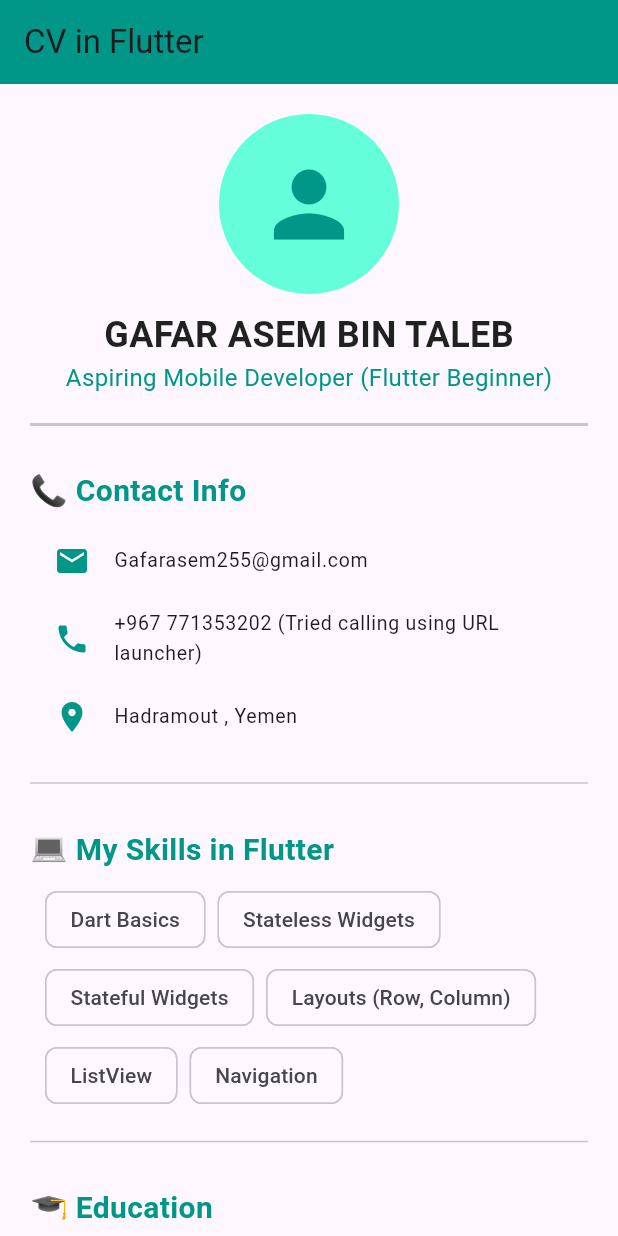
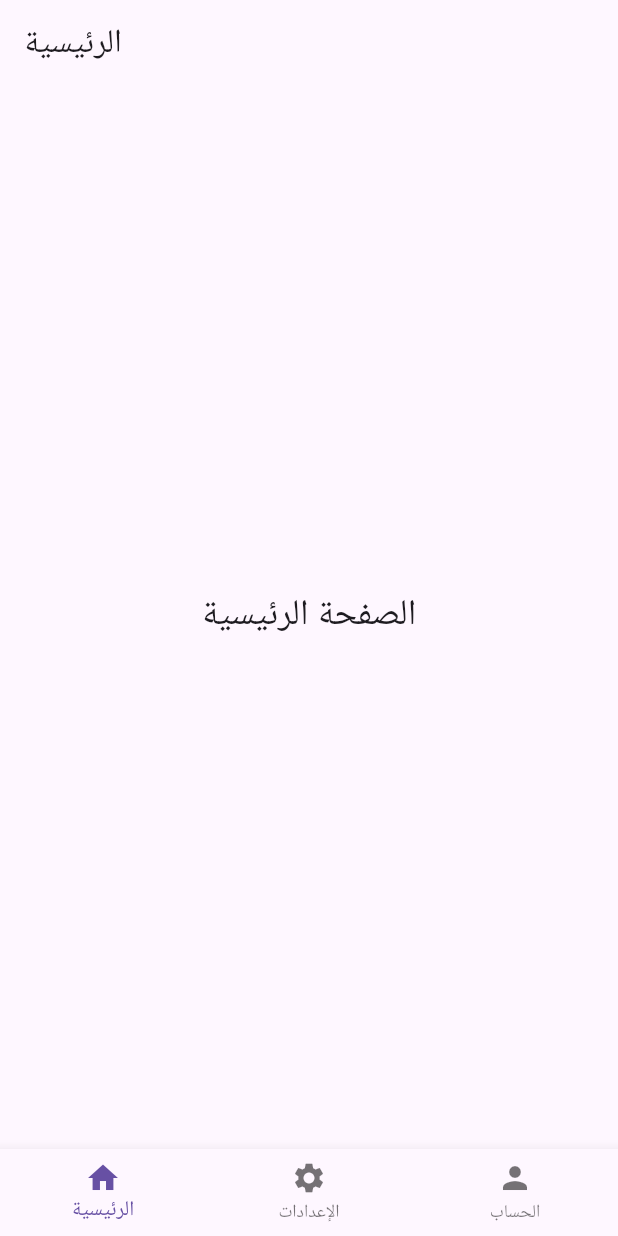
Before and after one commit to GafarAsem/Tasks-Flutter, a Flutter app: the screen it shows after launch, on a phone screen of 412 x 824 dp. Run offline on Flutter 3.47's test engine with Material 3 defaults, Android fonts, the light colour scheme and no system bars.

Commit message:
bottom navigation

```diff
--- /dev/null
+++ b/lib/home_page.dart
@@ -0,0 +1,18 @@
+
+import 'package:flutter/material.dart';
+
+class HomePage extends StatelessWidget {
+  const HomePage({super.key});
+
+  @override
+  Widget build(BuildContext context) {
+    return Scaffold(
+      // appBar: AppBar(
+      //   title: const Text('الرئيسية'),
+      // ),
+      body: const Center(
+        child: Text('الصفحة الرئيسية', style: TextStyle(fontSize: 24)),
+      ),
+    );
+  }
+}
--- a/lib/main.dart
+++ b/lib/main.dart
@@ -1,4 +1,7 @@
 import 'package:flutter/material.dart';
+import 'home_page.dart';
+import 'settings_page.dart';
+import 'profile_page.dart';
 
 void main() {
   runApp(const MyApp());
@@ -10,140 +13,72 @@ class MyApp extends StatelessWidget {
   @override
   Widget build(BuildContext context) {
     return MaterialApp(
-      debugShowCheckedModeBanner: false,
-      title: 'CV Gafar ',
-      theme: ThemeData(primarySwatch: Colors.teal, useMaterial3: true),
-      home: const HomeScreen(),
+      title: 'Bottom Navigation Bar',
+      theme: ThemeData(
+        primarySwatch: Colors.blue,
+      ),
+      home: const MainScreen(),
     );
   }
 }
 
-class HomeScreen extends StatelessWidget {
-  const HomeScreen({super.key});
+class MainScreen extends StatefulWidget {
+  const MainScreen({super.key});
+
+  @override
+  State<MainScreen> createState() => _MainScreenState();
+}
+
+class _MainScreenState extends State<MainScreen> {
+  int _currentIndex = 0;
+  final List<Widget> _pages = [
+    const HomePage(),
+    const SettingsPage(),
+    const ProfilePage(),
+  ];
+  String getTitle(int index) {
+    switch (index) {
+      case 0:
+        return 'الرئيسية';
+      case 1:
+        return 'الإعدادات';
+      case 2:
+        return 'الحساب';
+      default:
+        return '';
+    }
+  }
 
   @override
   Widget build(BuildContext context) {
     return Scaffold(
-      appBar: AppBar(
-        title: const Text('CV in Flutter'),
-        backgroundColor: Colors.teal,
-        elevation: 0,
+      appBar: AppBar(title : Text(getTitle(_currentIndex))),
+      body: IndexedStack(
+        index: _currentIndex,
+        children: _pages,
       ),
-      body: ListView(
-        padding: const EdgeInsets.all(20.0),
-        children: <Widget>[
-          // Profile Picture and Name Section
-          const Center(
-            child: Column(
-              children: <Widget>[
-                CircleAvatar(
-                  radius: 60,
-                  backgroundColor: Colors.tealAccent,
-                  // Use a placeholder icon since image asset setup is complex
-                  child: Icon(Icons.person, size: 70, color: Colors.teal),
-                ),
-                SizedBox(height: 10),
-                Text(
-                  "GAFAR ASEM BIN TALEB",
-                  style: TextStyle(
-                    fontSize: 24,
-                    fontWeight: FontWeight.bold,
-                    color: Colors.black87,
-                  ),
-                ),
-                Text(
-                  "Aspiring Mobile Developer (Flutter Beginner)",
-                  style: TextStyle(fontSize: 16, color: Colors.teal),
-                ),
-              ],
-            ),
+      bottomNavigationBar: BottomNavigationBar(
+        currentIndex: _currentIndex,
+        onTap: (index) {
+          setState(() {
+            _currentIndex = index;
+          });
+        },
+        items:  [
+          BottomNavigationBarItem(
+            icon: Icon(Icons.home),
+            label: 'الرئيسية',
           ),
-
-          const Divider(height: 40, thickness: 2),
-
-          // Contact Info Section (Using ListTile - learned this week!)
-          _buildSectionTitle('📞 Contact Info'),
-          _buildContactItem(Icons.email, 'Gafarasem255@gmail.com'),
-          _buildContactItem(
-            Icons.phone,
-            '+967 771353202 (Tried calling using URL launcher)',
+          BottomNavigationBarItem(
+            icon: Icon(Icons.settings),
+            label: 'الإعدادات',
           ),
-          _buildContactItem(Icons.location_on, 'Hadramout , Yemen'),
-
-          const Divider(height: 40, thickness: 1),
-
-          // Skills Section (Simple Text)
-          _buildSectionTitle('💻 My Skills in Flutter'),
-          const Padding(
-            padding: EdgeInsets.only(left: 10.0),
-            child: Wrap(
-              spacing: 8.0,
-              runSpacing: 4.0,
-              children: <Widget>[
-                Chip(label: Text('Dart Basics')),
-                Chip(label: Text('Stateless Widgets')),
-                Chip(label: Text('Stateful Widgets')),
-                Chip(label: Text('Layouts (Row, Column)')),
-                Chip(label: Text('ListView')),
-                Chip(label: Text('Navigation')),
-              ],
-            ),
+          BottomNavigationBarItem(
+            icon: Icon(Icons.person),
+            label: 'الحساب',
           ),
-
-          const Divider(height: 40, thickness: 1),
-
-          // Education Section (Using Card for better visual separation)
-          _buildSectionTitle('🎓 Education'),
-          Card(
-            elevation: 3,
-            child: Padding(
-              padding: const EdgeInsets.all(15.0),
-              child: Column(
-                crossAxisAlignment: CrossAxisAlignment.start,
-                children: [
-                  const Text(
-                    'Computer Science',
-                    style: TextStyle(
-                      fontSize: 18,
-                      fontWeight: FontWeight.w600,
-                      color: Colors.black87,
-                    ),
-                  ),
-                  const SizedBox(height: 4),
-                  Text(
-                    'University Syoun 2025',
-                    style: TextStyle(fontSize: 14, color: Colors.grey.shade600),
-                  ),
-                ],
-              ),
-            ),
-          ),
-
-          const SizedBox(height: 20),
         ],
       ),
     );
   }
-
-  Widget _buildSectionTitle(String title) {
-    return Padding(
-      padding: const EdgeInsets.only(bottom: 8.0, top: 10.0),
-      child: Text(
-        title,
-        style: const TextStyle(
-          fontSize: 20,
-          fontWeight: FontWeight.bold,
-          color: Colors.teal,
-        ),
-      ),
-    );
-  }
-
-  Widget _buildContactItem(IconData icon, String text) {
-    return ListTile(
-      leading: Icon(icon, color: Colors.teal),
-      title: Text(text),
-      dense: true,
-    );
-  }
 }
--- /dev/null
+++ b/lib/profile_page.dart
@@ -0,0 +1,14 @@
+import 'package:flutter/material.dart';
+
+class ProfilePage extends StatelessWidget {
+  const ProfilePage({super.key});
+
+  @override
+  Widget build(BuildContext context) {
+    return Scaffold(
+      body: const Center(
+        child: Text('صفحة الحساب', style: TextStyle(fontSize: 24)),
+      ),
+    );
+  }
+}
--- /dev/null
+++ b/lib/settings_page.dart
@@ -0,0 +1,16 @@
+
+import 'package:flutter/material.dart';
+
+class SettingsPage extends StatelessWidget {
+  const SettingsPage({super.key});
+
+  @override
+  Widget build(BuildContext context) {
+    return Scaffold(
+
+      body: const Center(
+        child: Text('صفحة الاعدادات', style: TextStyle(fontSize: 24)),
+      ),
+    );
+  }
+}
```
